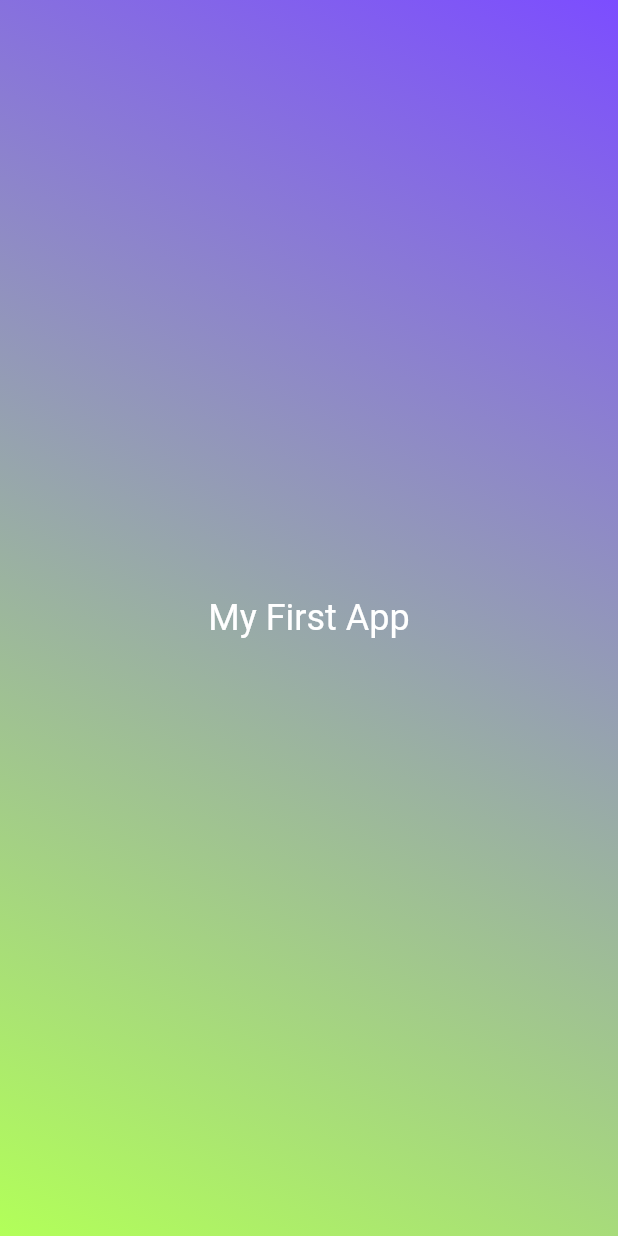
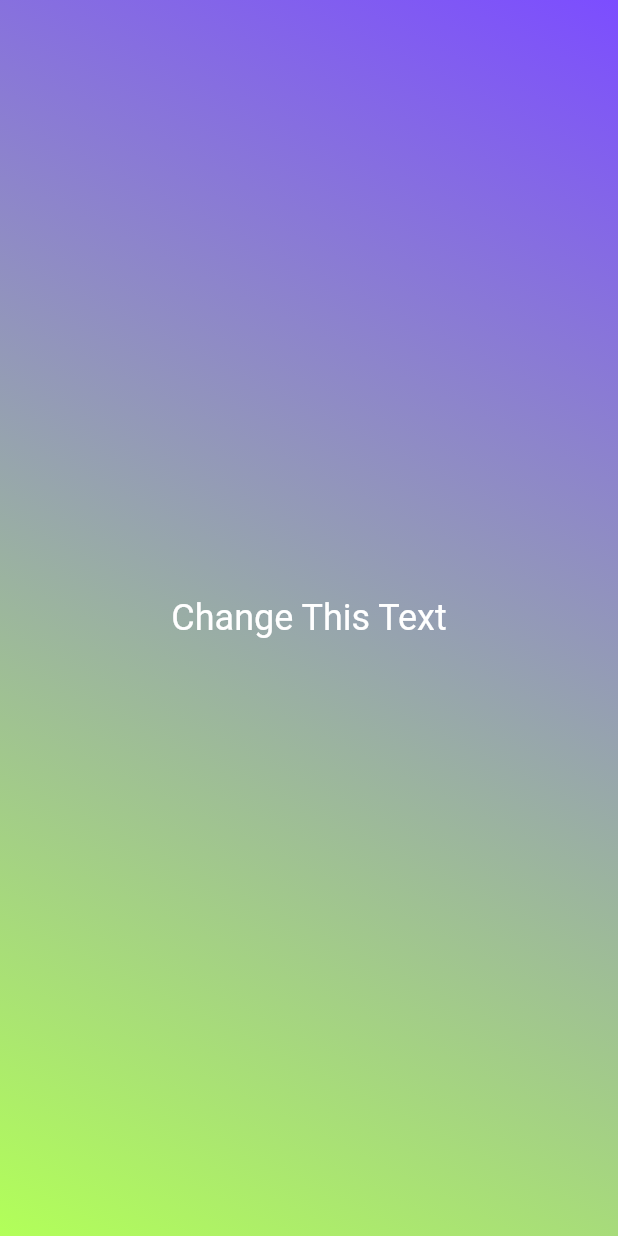
Before and after one commit to progRayhan/Flutter-Development, a Flutter app: the screen it shows after launch, on a phone screen of 412 x 824 dp. Run offline on Flutter 3.47's test engine with Material 2 defaults, Android fonts, the phone set to English and light mode, and no system bars.

```diff
--- a/first_app/lib/gradient_container.dart
+++ b/first_app/lib/gradient_container.dart
@@ -1,4 +1,6 @@
 import 'package:flutter/material.dart';
+
+import 'package:first_app/styled_text.dart';
 
 class GradientContainer extends StatelessWidget{
   const GradientContainer({key}):super(key: key);
@@ -13,10 +15,7 @@ class GradientContainer extends StatelessWidget{
             )
           ),
           child: const Center(
-            child: Text("My First App", style:TextStyle(
-              fontSize: 24,
-              color: Colors.white
-            )),
+            child: StyledText(),
           ),
         );
   }
--- /dev/null
+++ b/first_app/lib/styled_text.dart
@@ -0,0 +1,12 @@
+import 'package:flutter/material.dart';
+
+class StyledText extends StatelessWidget{
+  const StyledText({key}):super(key: key);
+  @override
+  Widget build(context){
+    return const Text("Change This Text", style:TextStyle(
+              fontSize: 24,
+              color: Colors.white
+            ));
+  }
+}
```
